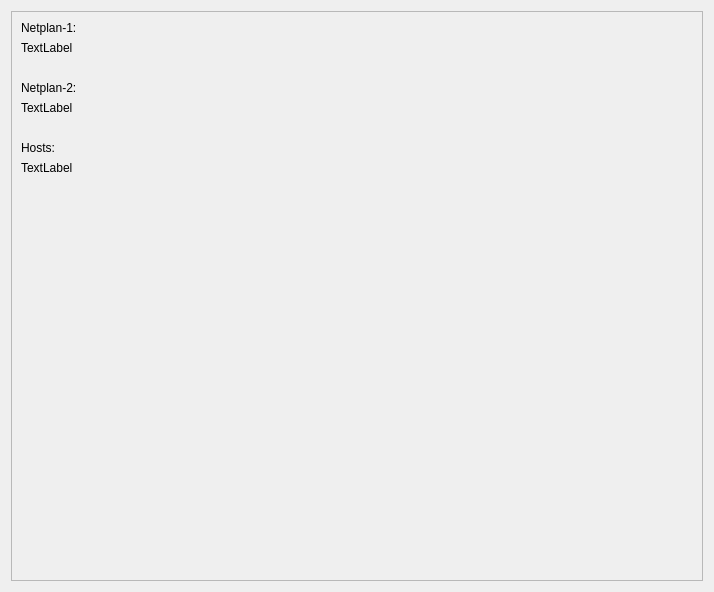
Qt form src/VMTD/VMTD/engine/VMTDConfiguratorForm.ui (ekushko/qt-vxlan-mtd) before a commit.
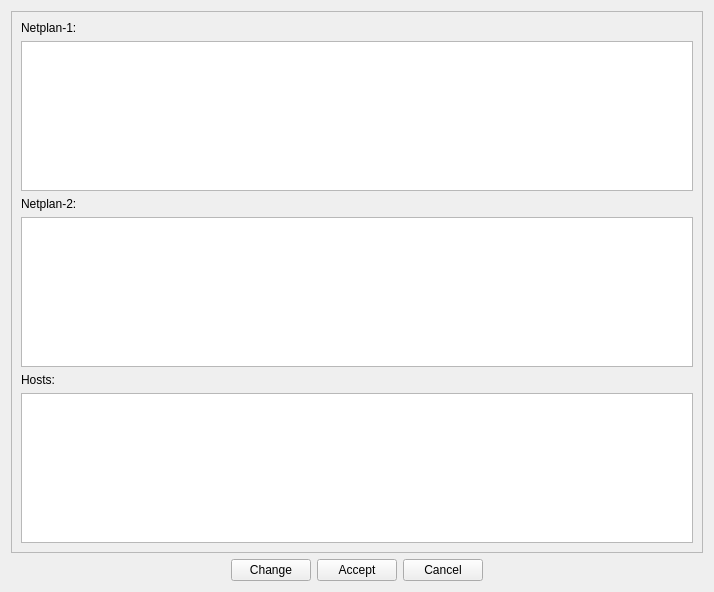
The same form after that commit.

Commit message: Ввод netplan

```diff
--- a/src/VMTD/VMTD/engine/VMTDConfiguratorForm.ui
+++ b/src/VMTD/VMTD/engine/VMTDConfiguratorForm.ui
@@ -25,7 +25,7 @@
         <x>0</x>
         <y>0</y>
         <width>694</width>
-        <height>572</height>
+        <height>540</height>
        </rect>
       </property>
       <layout class="QVBoxLayout" name="verticalLayout_2">
@@ -37,27 +37,7 @@
         </widget>
        </item>
        <item>
-        <widget class="QLabel" name="lbNetplan1">
-         <property name="text">
-          <string>TextLabel</string>
-         </property>
-        </widget>
-       </item>
-       <item>
-        <spacer name="_6">
-         <property name="orientation">
-          <enum>Qt::Vertical</enum>
-         </property>
-         <property name="sizeType">
-          <enum>QSizePolicy::Fixed</enum>
-         </property>
-         <property name="sizeHint" stdset="0">
-          <size>
-           <width>20</width>
-           <height>20</height>
-          </size>
-         </property>
-        </spacer>
+        <widget class="QPlainTextEdit" name="pteNetplan1"/>
        </item>
        <item>
         <widget class="QLabel" name="_2">
@@ -67,27 +47,7 @@
         </widget>
        </item>
        <item>
-        <widget class="QLabel" name="lbNetplan2">
-         <property name="text">
-          <string>TextLabel</string>
-         </property>
-        </widget>
-       </item>
-       <item>
-        <spacer name="_5">
-         <property name="orientation">
-          <enum>Qt::Vertical</enum>
-         </property>
-         <property name="sizeType">
-          <enum>QSizePolicy::Fixed</enum>
-         </property>
-         <property name="sizeHint" stdset="0">
-          <size>
-           <width>20</width>
-           <height>20</height>
-          </size>
-         </property>
-        </spacer>
+        <widget class="QPlainTextEdit" name="pteNetplan2"/>
        </item>
        <item>
         <widget class="QLabel" name="_3">
@@ -97,11 +57,7 @@
         </widget>
        </item>
        <item>
-        <widget class="QLabel" name="lbHosts">
-         <property name="text">
-          <string>TextLabel</string>
-         </property>
-        </widget>
+        <widget class="QPlainTextEdit" name="pteHosts"/>
        </item>
        <item>
         <spacer name="_4">
@@ -120,6 +76,60 @@
      </widget>
     </widget>
    </item>
+   <item>
+    <layout class="QHBoxLayout" name="hl_1">
+     <property name="topMargin">
+      <number>0</number>
+     </property>
+     <item>
+      <spacer name="_7">
+       <property name="orientation">
+        <enum>Qt::Horizontal</enum>
+       </property>
+       <property name="sizeHint" stdset="0">
+        <size>
+         <width>40</width>
+         <height>20</height>
+        </size>
+       </property>
+      </spacer>
+     </item>
+     <item>
+      <widget class="QPushButton" name="pbChange">
+       <property name="text">
+        <string>Change</string>
+       </property>
+      </widget>
+     </item>
+     <item>
+      <widget class="QPushButton" name="pbAccept">
+       <property name="text">
+        <string>Accept</string>
+       </property>
+      </widget>
+     </item>
+     <item>
+      <widget class="QPushButton" name="pbCancel">
+       <property name="text">
+        <string>Cancel</string>
+       </property>
+      </widget>
+     </item>
+     <item>
+      <spacer name="_8">
+       <property name="orientation">
+        <enum>Qt::Horizontal</enum>
+       </property>
+       <property name="sizeHint" stdset="0">
+        <size>
+         <width>40</width>
+         <height>20</height>
+        </size>
+       </property>
+      </spacer>
+     </item>
+    </layout>
+   </item>
   </layout>
  </widget>
  <resources/>
```
Left out of the diff: 2 changed lines with no effect on the pictures. The commit also changes 4 other files.
